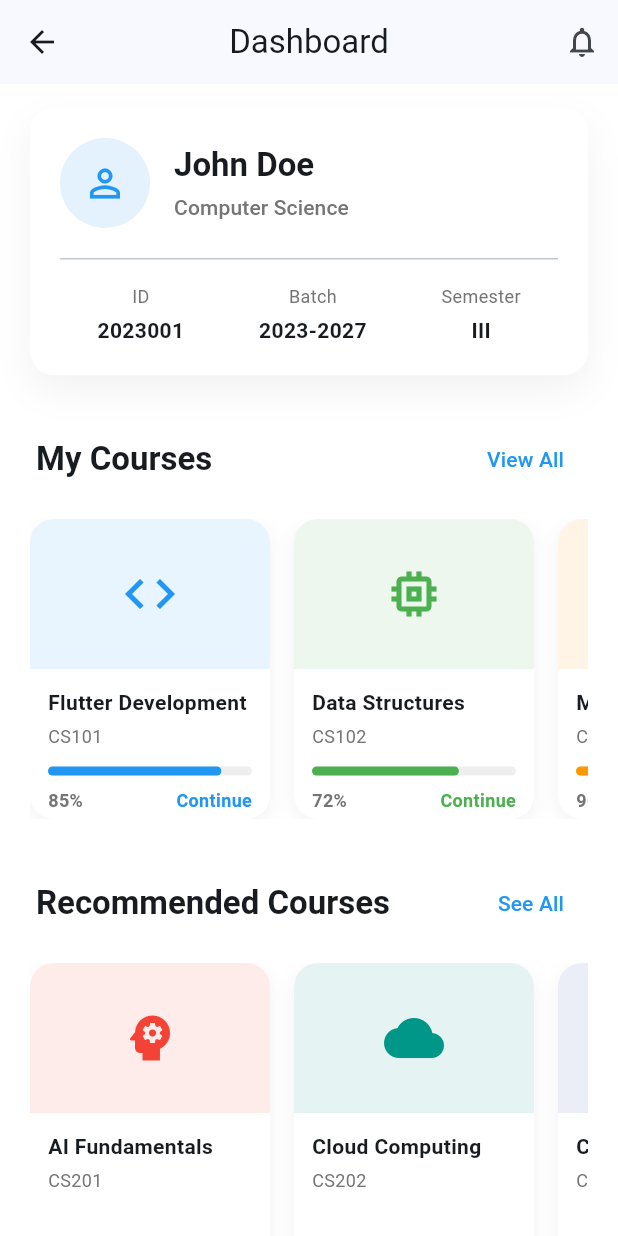
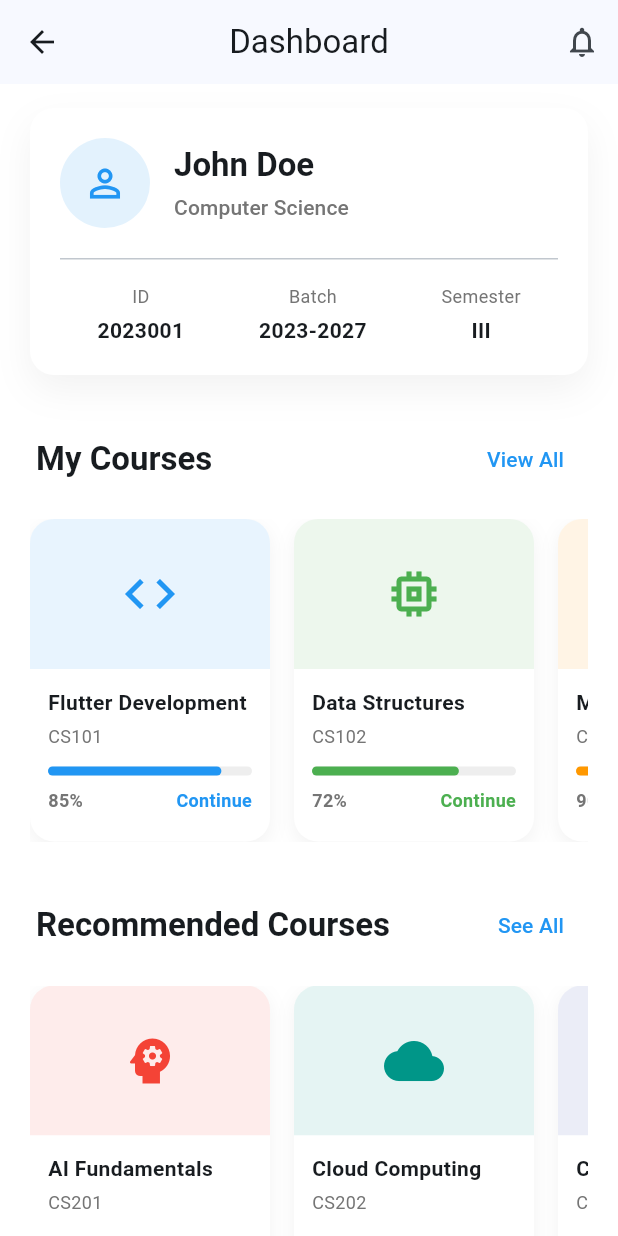
Before and after one commit to AnantKumarSingh26/Redesigned-Padhai, a Flutter app: the StudentDashboard screen opened directly, on a phone screen of 412 x 824 dp. Run offline on Flutter 3.47's test engine with Material 3 defaults, Android fonts, the phone set to English and light mode, and no system bars; our stand-ins replace cloud_firestore, firebase_auth, firebase_core; accounts and stored records are empty.

```diff
--- a/lib/login.dart
+++ b/lib/login.dart
@@ -2,10 +2,7 @@ import 'package:flutter/material.dart';
 import 'package:firebase_auth/firebase_auth.dart'; // Import Firebase Auth
 import 'package:cloud_firestore/cloud_firestore.dart'; // Import Firestore
 import 'package:padhai/adminDashbord.dart';
-import 'package:padhai/student_dashboard.dart'; // Import Student Dashboard
 import 'package:padhai/student_dashbord.dart';
-import 'package:padhai/teacher_dashboard.dart'; // Import Teacher Dashboard
-import 'package:padhai/admin_dashboard.dart'; // Import Admin Dashboard
 import 'package:padhai/signup.dart';
 import 'package:padhai/teacher_dashbord.dart';
 
--- a/lib/signup.dart
+++ b/lib/signup.dart
@@ -1,4 +1,3 @@
-import 'package:flutter/cupertino.dart';
 import 'package:flutter/material.dart';
 import 'package:firebase_auth/firebase_auth.dart'; // Import Firebase Auth
 import 'package:cloud_firestore/cloud_firestore.dart'; // Import Firestore
--- a/lib/student_dashbord.dart
+++ b/lib/student_dashbord.dart
@@ -196,7 +196,7 @@ class CourseHorizontalList extends StatelessWidget {
   @override
   Widget build(BuildContext context) {
     return SizedBox(
-      height: 200,
+      height: 215,
       child: ListView.builder(
         scrollDirection: Axis.horizontal,
         physics: const BouncingScrollPhysics(),
```
